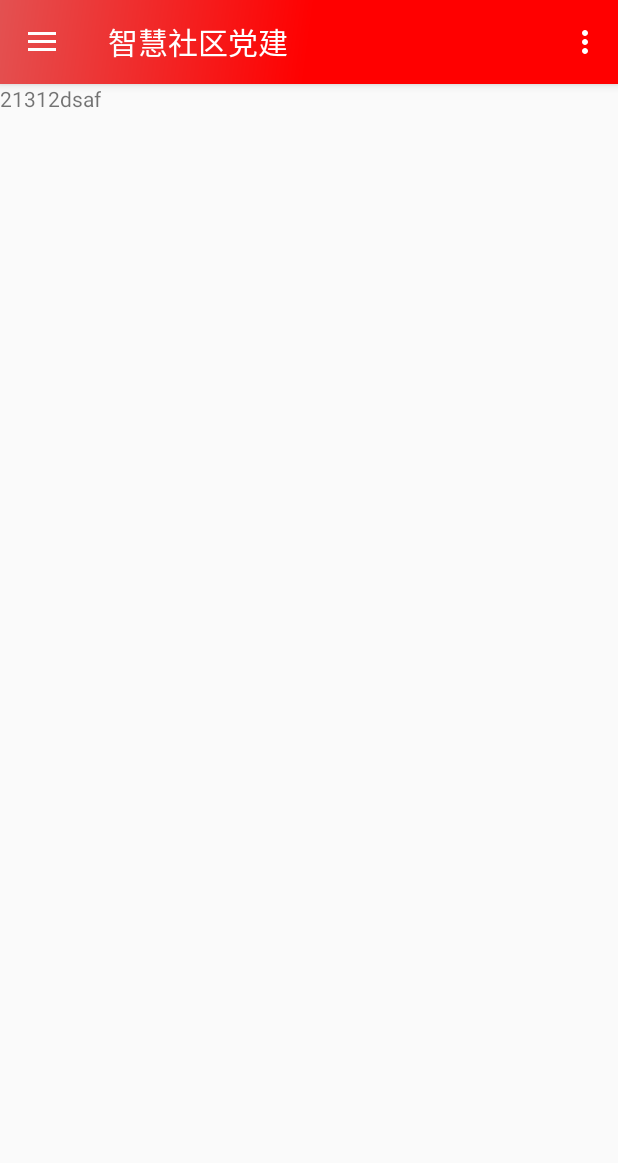
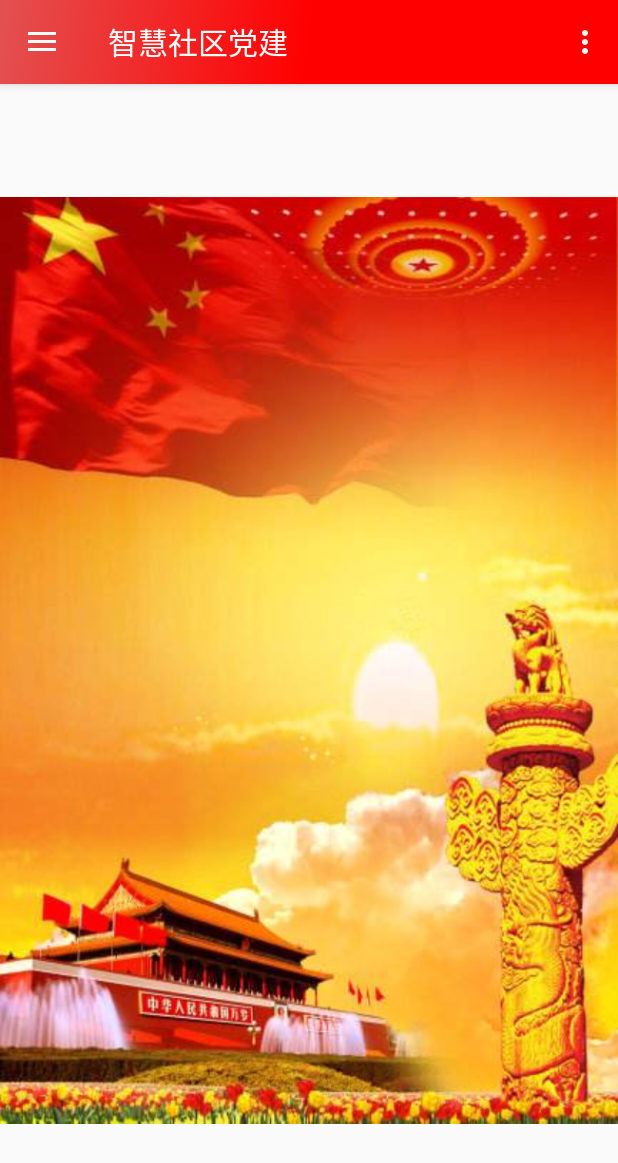
Before and after one commit to YanInfo/SmartCommunity, an Android app: the MainActivity screen opened directly, with no data from a screen before it, on a phone screen of 412 x 824 dp. Shown: the top 1163 px of the screen. Run offline under Robolectric (Android 15) with nearby library versions, the phone set to English and light mode, and no system bars.

Commit message:
add main picture

```diff
--- a/app/src/main/res/layout/content_main.xml
+++ b/app/src/main/res/layout/content_main.xml
@@ -12,13 +12,12 @@
         android:id="@+id/mainview"
         android:layout_width="match_parent"
         android:layout_height="match_parent"
-        android:layout_weight="1"
         android:orientation="vertical">
 
-        <TextView
-            android:layout_width="wrap_content"
-            android:layout_height="wrap_content"
-            android:text="21312dsaf"/>
+        <ImageView
+            android:layout_width="match_parent"
+            android:layout_height="match_parent"
+            android:src="@drawable/timg" />
 
     </LinearLayout>
 
```
Also changed, not shown: app/src/main/res/drawable/timg.jpg (added).
